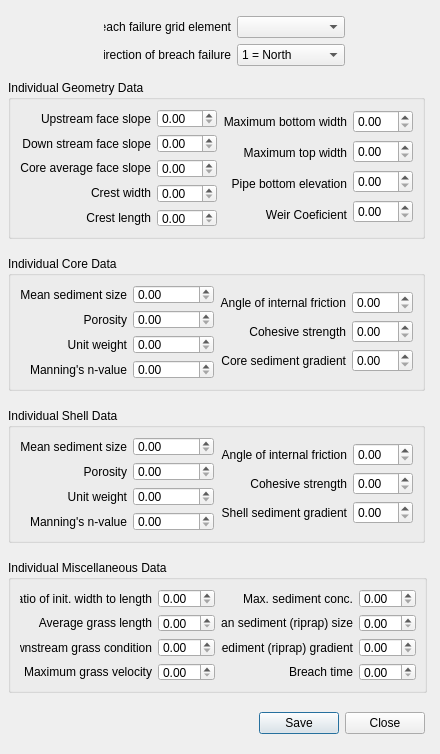
FLO-2DSoftware/qgis-flo-2d-plugin, file flo2d/ui/individual_breach_data.ui: the form before one commit.
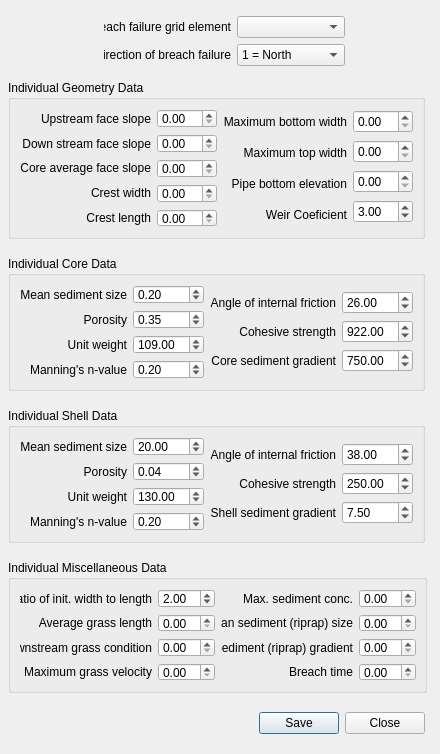
The form after the commit.

Commit message: breach-defaults, channel profile legend, HYSTRUC.DAT 1st. line complete

```diff
--- a/flo2d/ui/individual_breach_data.ui
+++ b/flo2d/ui/individual_breach_data.ui
@@ -94,16 +94,35 @@
       <item row="0" column="1">
        <layout class="QGridLayout" name="gridLayout_13">
         <item row="0" column="0">
-         <widget class="QDoubleSpinBox" name="d50c_dbox"/>
+         <widget class="QDoubleSpinBox" name="d50c_dbox">
+          <property name="value">
+           <double>0.200000000000000</double>
+          </property>
+         </widget>
         </item>
         <item row="1" column="0">
-         <widget class="QDoubleSpinBox" name="porc_dbox"/>
+         <widget class="QDoubleSpinBox" name="porc_dbox">
+          <property name="value">
+           <double>0.350000000000000</double>
+          </property>
+         </widget>
         </item>
         <item row="2" column="0">
-         <widget class="QDoubleSpinBox" name="uwc_dbox"/>
+         <widget class="QDoubleSpinBox" name="uwc_dbox">
+          <property name="maximum">
+           <double>9999.000000000000000</double>
+          </property>
+          <property name="value">
+           <double>109.000000000000000</double>
+          </property>
+         </widget>
         </item>
         <item row="3" column="0">
-         <widget class="QDoubleSpinBox" name="cnc_dbox"/>
+         <widget class="QDoubleSpinBox" name="cnc_dbox">
+          <property name="value">
+           <double>0.200000000000000</double>
+          </property>
+         </widget>
         </item>
        </layout>
       </item>
@@ -148,13 +167,34 @@
       <item row="0" column="1">
        <layout class="QGridLayout" name="gridLayout_10">
         <item row="0" column="0">
-         <widget class="QDoubleSpinBox" name="afrc_dbox"/>
+         <widget class="QDoubleSpinBox" name="afrc_dbox">
+          <property name="maximum">
+           <double>999.000000000000000</double>
+          </property>
+          <property name="value">
+           <double>26.000000000000000</double>
+          </property>
+         </widget>
         </item>
         <item row="1" column="0">
-         <widget class="QDoubleSpinBox" name="cohc_dbox"/>
+         <widget class="QDoubleSpinBox" name="cohc_dbox">
+          <property name="maximum">
+           <double>9999.000000000000000</double>
+          </property>
+          <property name="value">
+           <double>922.000000000000000</double>
+          </property>
+         </widget>
         </item>
         <item row="2" column="0">
-         <widget class="QDoubleSpinBox" name="unfcc_dbox"/>
+         <widget class="QDoubleSpinBox" name="unfcc_dbox">
+          <property name="maximum">
+           <double>9999.000000000000000</double>
+          </property>
+          <property name="value">
+           <double>750.000000000000000</double>
+          </property>
+         </widget>
         </item>
        </layout>
       </item>
@@ -222,7 +262,11 @@
     <item row="0" column="1">
      <layout class="QGridLayout" name="gridLayout_21">
       <item row="0" column="0">
-       <widget class="QDoubleSpinBox" name="bratio_dbox"/>
+       <widget class="QDoubleSpinBox" name="bratio_dbox">
+        <property name="value">
+         <double>2.000000000000000</double>
+        </property>
+       </widget>
       </item>
       <item row="1" column="0">
        <widget class="QDoubleSpinBox" name="grasslength_dbox"/>
@@ -359,16 +403,38 @@
       <item row="0" column="1">
        <layout class="QGridLayout" name="gridLayout_17">
         <item row="0" column="0">
-         <widget class="QDoubleSpinBox" name="d50s_dbox"/>
+         <widget class="QDoubleSpinBox" name="d50s_dbox">
+          <property name="maximum">
+           <double>999.000000000000000</double>
+          </property>
+          <property name="value">
+           <double>20.000000000000000</double>
+          </property>
+         </widget>
         </item>
         <item row="1" column="0">
-         <widget class="QDoubleSpinBox" name="pors_dbox"/>
+         <widget class="QDoubleSpinBox" name="pors_dbox">
+          <property name="value">
+           <double>0.040000000000000</double>
+          </property>
+         </widget>
         </item>
         <item row="2" column="0">
-         <widget class="QDoubleSpinBox" name="uws_dbox"/>
+         <widget class="QDoubleSpinBox" name="uws_dbox">
+          <property name="maximum">
+           <double>9999.000000000000000</double>
+          </property>
+          <property name="value">
+           <double>130.000000000000000</double>
+          </property>
+         </widget>
         </item>
         <item row="3" column="0">
-         <widget class="QDoubleSpinBox" name="cns_dbox"/>
+         <widget class="QDoubleSpinBox" name="cns_dbox">
+          <property name="value">
+           <double>0.200000000000000</double>
+          </property>
+         </widget>
         </item>
        </layout>
       </item>
@@ -413,13 +479,31 @@
       <item row="0" column="1">
        <layout class="QGridLayout" name="gridLayout_20">
         <item row="2" column="0">
-         <widget class="QDoubleSpinBox" name="unfcs_dbox"/>
+         <widget class="QDoubleSpinBox" name="unfcs_dbox">
+          <property name="value">
+           <double>7.500000000000000</double>
+          </property>
+         </widget>
         </item>
         <item row="1" column="0">
-         <widget class="QDoubleSpinBox" name="cohs_dbox"/>
+         <widget class="QDoubleSpinBox" name="cohs_dbox">
+          <property name="maximum">
+           <double>9999.000000000000000</double>
+          </property>
+          <property name="value">
+           <double>250.000000000000000</double>
+          </property>
+         </widget>
         </item>
         <item row="0" column="0">
-         <widget class="QDoubleSpinBox" name="afrs_dbox"/>
+         <widget class="QDoubleSpinBox" name="afrs_dbox">
+          <property name="maximum">
+           <double>999.000000000000000</double>
+          </property>
+          <property name="value">
+           <double>38.000000000000000</double>
+          </property>
+         </widget>
         </item>
        </layout>
       </item>
@@ -572,7 +656,11 @@
        <widget class="QDoubleSpinBox" name="brbottomel_dbox"/>
       </item>
       <item row="3" column="0">
-       <widget class="QDoubleSpinBox" name="weircoef_dbox"/>
+       <widget class="QDoubleSpinBox" name="weircoef_dbox">
+        <property name="value">
+         <double>3.000000000000000</double>
+        </property>
+       </widget>
       </item>
      </layout>
     </item>
```
The commit also changes 16 other files.
